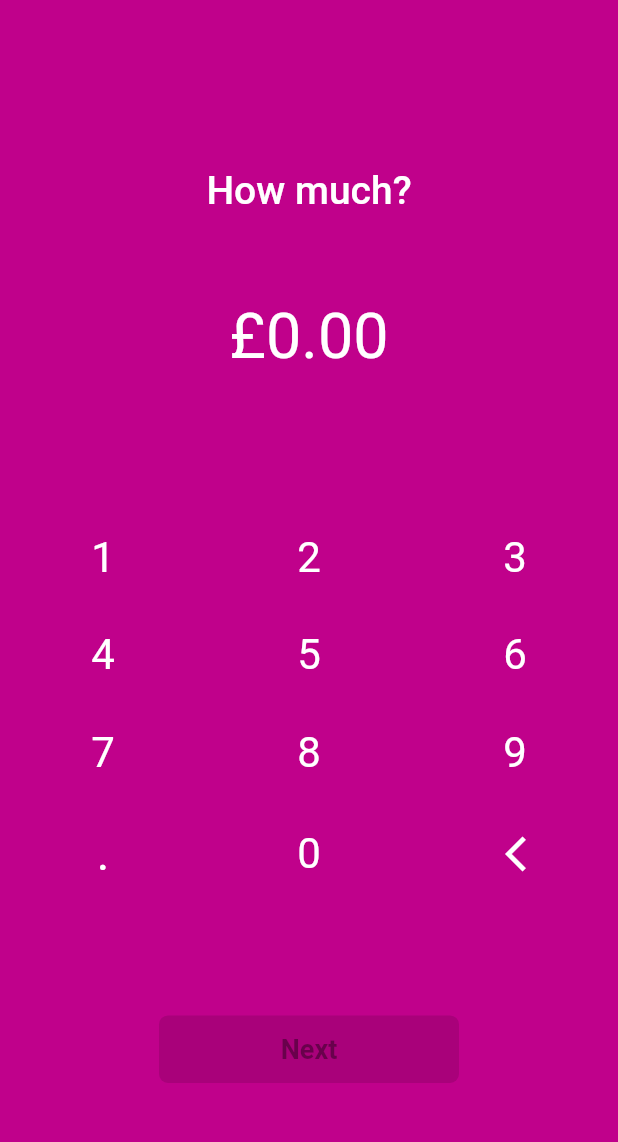
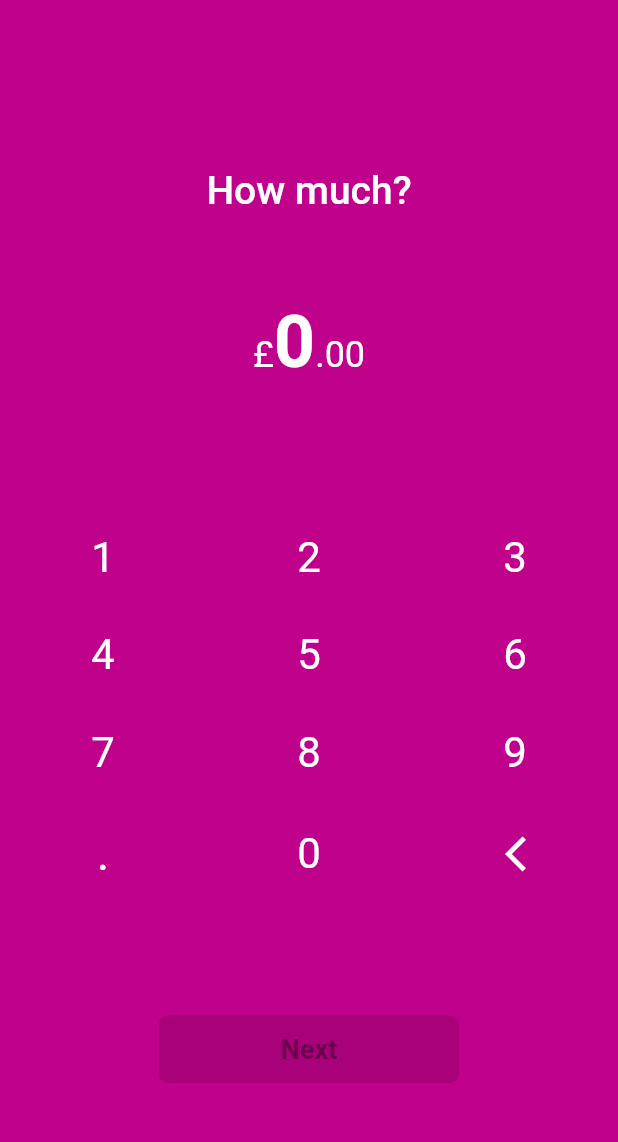
Before and after one commit to Silent2G/money_app, a Flutter app: the PayView screen opened by its route, on a phone screen of 412 x 824 dp, the part 44-1186 px from its top. Run offline on Flutter 3.47's test engine with Material 2 defaults, Android fonts, the phone set to English and light mode, and no system bars; our stand-ins replace flutter_svg, get; missing offline and left inert: money2; generated files the repository leaves out were written again; statements that could not run were skipped.

Commit message:
keypad screen UI update

```diff
--- a/lib/src/components/custom_price_symbol.dart
+++ b/lib/src/components/custom_price_symbol.dart
@@ -3,7 +3,7 @@ import 'package:flutter/material.dart';
 
 import '../core/state/custom_price_controller.dart';
 
-class CustomPriceSymbol extends StatefulWidget {
+class CustomPriceSymbol extends StatelessWidget {
   const CustomPriceSymbol({
     Key? key,
     required this.text,
@@ -24,49 +24,36 @@ class CustomPriceSymbol extends StatefulWidget {
   final FontWeight? priceFontWeight;
 
   @override
-  CustomPriceSymbolState createState() {
-    return CustomPriceSymbolState();
-  }
-}
-
-class CustomPriceSymbolState extends State<CustomPriceSymbol> {
-  late CustomPriceController controller;
-
-  @override
-  void initState() {
-    controller = CustomPriceController();
-    controller.parsePriceSymbol(widget.text);
-    super.initState();
-  }
-
-  @override
   Widget build(BuildContext context) {
+    CustomPriceController controller = CustomPriceController();
+    controller.parsePriceSymbol(text);
     return RichText(
       text: TextSpan(
         children: <TextSpan>[
           TextSpan(
-            text: widget.symbol,
+            text: symbol,
             style: TextStyle(
-                fontSize: widget.symbolFontSize,
+                fontSize: symbolFontSize,
                 fontWeight: FontWeight.w400,
-                color: widget.color,
+                color: color,
                 fontStyle: FontStyle.normal),
           ),
           TextSpan(
             text: controller.price.value,
             style: TextStyle(
-                fontSize: widget.fontSizePrice,
-                fontWeight: widget.priceFontWeight ?? FontWeight.w600,
-                color: widget.color,
+                fontSize: fontSizePrice,
+                fontWeight: priceFontWeight ?? FontWeight.w600,
+                color: color,
                 fontStyle: FontStyle.normal),
           ),
           TextSpan(
-              text: ".${controller.decimal.value}",
-              style: TextStyle(
-                  fontSize: widget.decimalFontSize,
-                  fontWeight: FontWeight.w400,
-                  color: widget.color,
-                  fontStyle: FontStyle.normal)),
+            text: ".${controller.decimal.value}",
+            style: TextStyle(
+                fontSize: decimalFontSize,
+                fontWeight: FontWeight.w400,
+                color: color,
+                fontStyle: FontStyle.normal),
+          ),
         ],
       ),
     );
--- a/lib/src/top_up/components/input.dart
+++ b/lib/src/top_up/components/input.dart
@@ -32,24 +32,15 @@ class InputState extends State<Input> {
       child: SizedBox(
         height: 60,
         child: Obx(
-          () => Text(
-            controller.viewString.value,
-            style: const TextStyle(
-              fontSize: 42,
-              color: Colors.white,
-            ),
+          () => CustomPriceSymbol(
+            text: controller.viewString.value,
+            symbolFontSize: 24,
+            fontSizePrice: 48,
+            decimalFontSize: 24,
+            symbol: "£",
+            color: Colors.white,
           ),
         ),
-        // child: Obx(
-        //   () => CustomPriceSymbol(
-        //     text: controller.viewString.value,
-        //     symbolFontSize: 24,
-        //     fontSizePrice: 48,
-        //     decimalFontSize: 24,
-        //     symbol: "£",
-        //     color: Colors.white,
-        //   ),
-        // ),
       ),
     );
   }
--- a/lib/src/top_up/top_up_view.dart
+++ b/lib/src/top_up/top_up_view.dart
@@ -2,10 +2,10 @@ import 'package:flutter/cupertino.dart';
 import 'package:flutter/material.dart';
 import 'package:flutter_gen/gen_l10n/app_localizations.dart';
 import 'package:get/get.dart';
-import 'package:money_app/src/constants/routing.dart';
 
 import '../components/back_wrap.dart';
 import '../components/color_button.dart';
+import '../constants/routing.dart';
 import '../core/state/keypad_controller.dart';
 import '../core/state/transactions_controller.dart';
 import '../scaffold.dart';
```
Also changed, not shown: lib/src/transactions/components/top_up_item.dart (+1 -9 lines).
